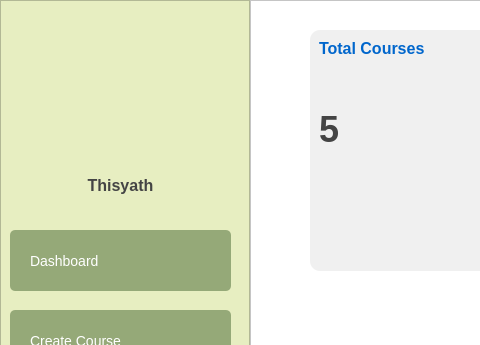
Before: the Qt Designer form ui/page4.ui in Thisyath/lms-learnup, drawn with Qt 5; both pictures show x 0 to 480 and y 0 to 345 of the 1200 by 800 pixel window.
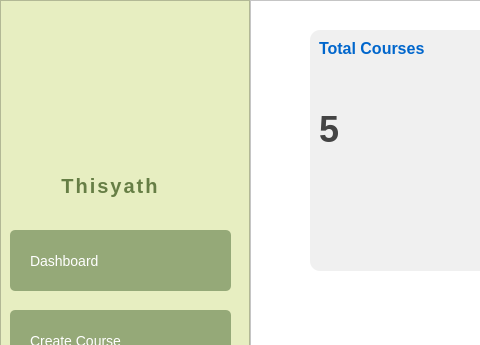
After: the same form once the commit is applied. Icons and pictures are not drawn.

The edit to the form file:
```diff
--- a/ui/page4.ui
+++ b/ui/page4.ui
@@ -146,12 +146,20 @@
       <widget class="QLabel" name="teacherName">
        <property name="geometry">
         <rect>
-         <x>40</x>
+         <x>30</x>
          <y>170</y>
          <width>161</width>
          <height>31</height>
         </rect>
        </property>
+       <property name="styleSheet">
+        <string notr="true">color: #667E45;
+font-size: 20px;
+font-family: 'Montserrat', 'Segoe UI', Arial, sans-serif;
+font-weight: bold;
+letter-spacing: 2px;
+text-shadow: 0 2px 8px #e0e0e0;</string>
+       </property>
        <property name="text">
         <string>Thisyath</string>
        </property>
```
